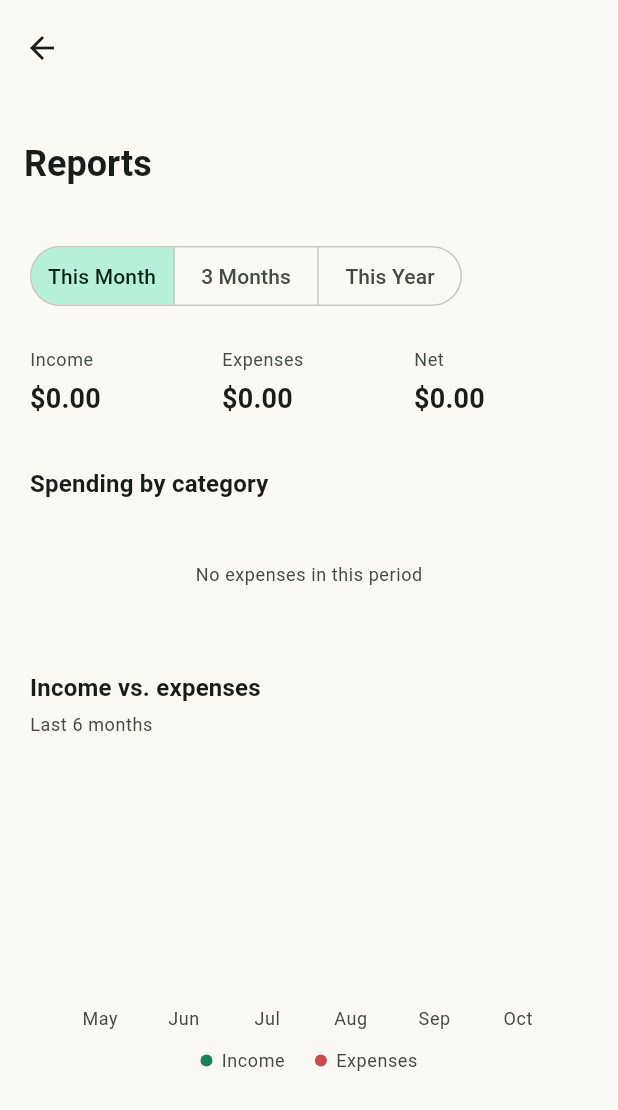
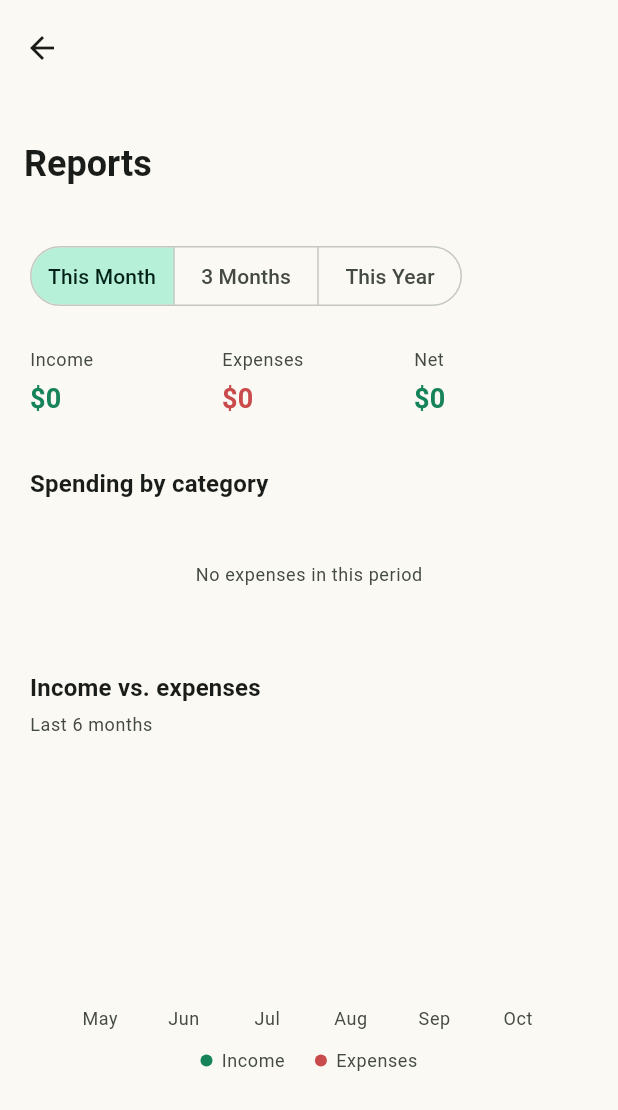
Before and after one commit to philquake/penny, a Flutter app: the ReportsScreen screen opened directly with empty values, on a phone screen of 412 x 824 dp. Shown: the top 1110 px of the screen. Run offline on Flutter 3.47's test engine with Material 3 defaults, Android fonts, the phone set to English and light mode, and no system bars; our stand-ins replace dio, flutter_local_notifications, flutter_riverpod, flutter_secure_storage, image_picker, shared_preferences; missing offline and left inert: google_mlkit_text_recognition; accounts and stored records are empty.

Commit message:
fix: networth was not showing negative despite 0 income

```diff
--- a/front_end/lib/screens/reports_screen.dart
+++ b/front_end/lib/screens/reports_screen.dart
@@ -9,7 +9,6 @@ import '../core/widgets/amount_text.dart';
 import '../core/theme/theme_x.dart';
 
 enum _ReportRange { month, quarter, year }
-
 
 
 /// Multi-category chart palette. Was a `const` list, but theme colors are
@@ -46,7 +45,6 @@ class ReportsScreen extends StatefulWidget {
 class _ReportsScreenState extends State<ReportsScreen> {
   _ReportRange _range = _ReportRange.month;
 
-  // Was a hardcoded DateTime(2026, 9, 3), which goes stale immediately.
   DateTime get _now => DateTime.now();
 
   DateTime get _rangeStart {
@@ -300,7 +298,7 @@ class _SummaryStat extends StatelessWidget {
 
   @override
   Widget build(BuildContext context) {
-
+    final sign = value < 0 ? '-' : '';
     return Column(
       crossAxisAlignment: CrossAxisAlignment.start,
       children: [
@@ -311,11 +309,14 @@ class _SummaryStat extends StatelessWidget {
           ),
         ),
         const SizedBox(height: 4),
-          AmountText(
-              value.abs().toStringAsFixed(2),
-              size: 18,
-              colorBySign: false, // uses context.colors.onSurface, which is what you wanted
-            ),
+        Text(
+          '$sign\$${value.abs().toStringAsFixed(0)}',
+          style: context.text.titleMedium?.copyWith(
+            color: color,
+            fontSize: 18,
+            fontWeight: FontWeight.w600,
+          ),
+        ),
       ],
     );
   }
@@ -362,7 +363,7 @@ class _CategoryBreakdownRow extends StatelessWidget {
           AmountText(
             amount.toStringAsFixed(2),
             size: 13,
-            colorBySign: false, // uses context.colors.onSurface, which is what you wanted
+            colorBySign: false,
           ),
         ],
       ),
```
